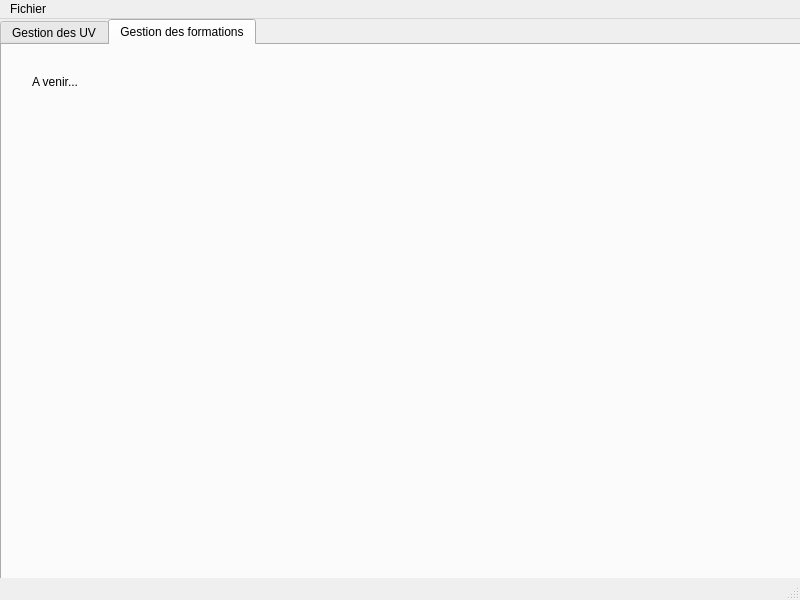
Above: mainwindow.ui from Clement-Fichmann/UTProfiler before the change. Below: the same form after it.
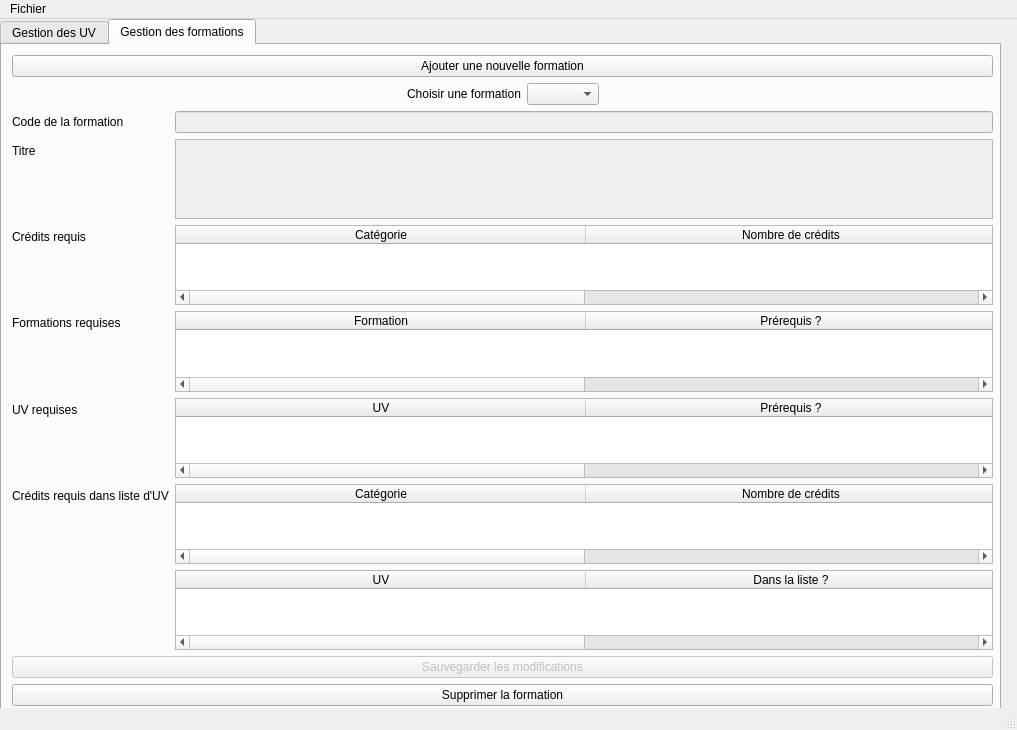
That is the form after the change. The open tabs and pages were chosen to show the change.

Patch:
```diff
--- a/mainwindow.ui
+++ b/mainwindow.ui
@@ -6,8 +6,8 @@
    <rect>
     <x>0</x>
     <y>0</y>
-    <width>800</width>
-    <height>600</height>
+    <width>1017</width>
+    <height>730</height>
    </rect>
   </property>
   <property name="windowTitle">
@@ -19,8 +19,8 @@
      <rect>
       <x>0</x>
       <y>0</y>
-      <width>801</width>
-      <height>581</height>
+      <width>1001</width>
+      <height>691</height>
      </rect>
     </property>
     <property name="currentIndex">
@@ -249,18 +249,293 @@
      <attribute name="title">
       <string>Gestion des formations</string>
      </attribute>
-     <widget class="QLabel" name="lblBientot">
+     <widget class="QWidget" name="verticalLayoutWidget_2">
       <property name="geometry">
        <rect>
-        <x>30</x>
-        <y>30</y>
-        <width>46</width>
-        <height>13</height>
+        <x>10</x>
+        <y>10</y>
+        <width>981</width>
+        <height>651</height>
        </rect>
       </property>
-      <property name="text">
-       <string>A venir...</string>
-      </property>
+      <layout class="QVBoxLayout" name="mainLayout_2">
+       <item>
+        <widget class="QPushButton" name="btnAjouterFormation">
+         <property name="text">
+          <string>Ajouter une nouvelle formation</string>
+         </property>
+        </widget>
+       </item>
+       <item>
+        <layout class="QHBoxLayout" name="horizontalLayout_2">
+         <item>
+          <spacer name="horizontalSpacer_6">
+           <property name="orientation">
+            <enum>Qt::Horizontal</enum>
+           </property>
+           <property name="sizeHint" stdset="0">
+            <size>
+             <width>40</width>
+             <height>20</height>
+            </size>
+           </property>
+          </spacer>
+         </item>
+         <item>
+          <widget class="QLabel" name="lblChoixFormation">
+           <property name="text">
+            <string>Choisir une formation</string>
+           </property>
+          </widget>
+         </item>
+         <item>
+          <widget class="QComboBox" name="listFormation">
+           <property name="currentIndex">
+            <number>-1</number>
+           </property>
+          </widget>
+         </item>
+         <item>
+          <spacer name="horizontalSpacer_7">
+           <property name="orientation">
+            <enum>Qt::Horizontal</enum>
+           </property>
+           <property name="sizeHint" stdset="0">
+            <size>
+             <width>40</width>
+             <height>20</height>
+            </size>
+           </property>
+          </spacer>
+         </item>
+        </layout>
+       </item>
+       <item>
+        <layout class="QFormLayout" name="formLayout_2">
+         <property name="fieldGrowthPolicy">
+          <enum>QFormLayout::AllNonFixedFieldsGrow</enum>
+         </property>
+         <item row="0" column="0">
+          <widget class="QLabel" name="lblCodeFormation">
+           <property name="text">
+            <string>Code de la formation</string>
+           </property>
+          </widget>
+         </item>
+         <item row="0" column="1">
+          <widget class="QLineEdit" name="txtCodeFormation">
+           <property name="enabled">
+            <bool>false</bool>
+           </property>
+          </widget>
+         </item>
+         <item row="1" column="0">
+          <widget class="QLabel" name="lblDescription_Formation">
+           <property name="text">
+            <string>Titre</string>
+           </property>
+          </widget>
+         </item>
+         <item row="2" column="0">
+          <widget class="QLabel" name="lblCreditsFormation">
+           <property name="text">
+            <string>Crédits requis</string>
+           </property>
+          </widget>
+         </item>
+         <item row="2" column="1">
+          <widget class="QTableWidget" name="tableFormationCreditsNeeded">
+           <property name="layoutDirection">
+            <enum>Qt::LeftToRight</enum>
+           </property>
+           <property name="wordWrap">
+            <bool>true</bool>
+           </property>
+           <attribute name="horizontalHeaderDefaultSectionSize">
+            <number>410</number>
+           </attribute>
+           <attribute name="horizontalHeaderMinimumSectionSize">
+            <number>410</number>
+           </attribute>
+           <attribute name="horizontalHeaderStretchLastSection">
+            <bool>true</bool>
+           </attribute>
+           <column>
+            <property name="text">
+             <string>Catégorie</string>
+            </property>
+           </column>
+           <column>
+            <property name="text">
+             <string>Nombre de crédits</string>
+            </property>
+           </column>
+          </widget>
+         </item>
+         <item row="3" column="0">
+          <widget class="QLabel" name="lblCreditsFormation_2">
+           <property name="text">
+            <string>Formations requises</string>
+           </property>
+          </widget>
+         </item>
+         <item row="3" column="1">
+          <widget class="QTableWidget" name="tableFormationFormationsNeeded">
+           <property name="layoutDirection">
+            <enum>Qt::LeftToRight</enum>
+           </property>
+           <property name="wordWrap">
+            <bool>true</bool>
+           </property>
+           <attribute name="horizontalHeaderDefaultSectionSize">
+            <number>410</number>
+           </attribute>
+           <attribute name="horizontalHeaderMinimumSectionSize">
+            <number>410</number>
+           </attribute>
+           <attribute name="horizontalHeaderStretchLastSection">
+            <bool>true</bool>
+           </attribute>
+           <column>
+            <property name="text">
+             <string>Formation</string>
+            </property>
+           </column>
+           <column>
+            <property name="text">
+             <string>Prérequis ?</string>
+            </property>
+           </column>
+          </widget>
+         </item>
+         <item row="4" column="0">
+          <widget class="QLabel" name="lblCreditsFormation_3">
+           <property name="text">
+            <string>UV requises</string>
+           </property>
+          </widget>
+         </item>
+         <item row="4" column="1">
+          <widget class="QTableWidget" name="tableFormationUVNeeded">
+           <property name="layoutDirection">
+            <enum>Qt::LeftToRight</enum>
+           </property>
+           <property name="wordWrap">
+            <bool>true</bool>
+           </property>
+           <attribute name="horizontalHeaderDefaultSectionSize">
+            <number>410</number>
+           </attribute>
+           <attribute name="horizontalHeaderMinimumSectionSize">
+            <number>410</number>
+           </attribute>
+           <attribute name="horizontalHeaderStretchLastSection">
+            <bool>true</bool>
+           </attribute>
+           <column>
+            <property name="text">
+             <string>UV</string>
+            </property>
+           </column>
+           <column>
+            <property name="text">
+             <string>Prérequis ?</string>
+            </property>
+           </column>
+          </widget>
+         </item>
+         <item row="5" column="0">
+          <widget class="QLabel" name="lblCreditsFormation_4">
+           <property name="text">
+            <string>Crédits requis dans liste d'UV</string>
+           </property>
+          </widget>
+         </item>
+         <item row="5" column="1">
+          <widget class="QTableWidget" name="tableFormationCreditsNeededInUVSet_Credits">
+           <property name="layoutDirection">
+            <enum>Qt::LeftToRight</enum>
+           </property>
+           <property name="wordWrap">
+            <bool>true</bool>
+           </property>
+           <attribute name="horizontalHeaderDefaultSectionSize">
+            <number>410</number>
+           </attribute>
+           <attribute name="horizontalHeaderMinimumSectionSize">
+            <number>410</number>
+           </attribute>
+           <attribute name="horizontalHeaderStretchLastSection">
+            <bool>true</bool>
+           </attribute>
+           <column>
+            <property name="text">
+             <string>Catégorie</string>
+            </property>
+           </column>
+           <column>
+            <property name="text">
+             <string>Nombre de crédits</string>
+            </property>
+           </column>
+          </widget>
+         </item>
+         <item row="6" column="1">
+          <widget class="QTableWidget" name="tableFormationCreditsNeededInUVSet_UV">
+           <property name="layoutDirection">
+            <enum>Qt::LeftToRight</enum>
+           </property>
+           <property name="wordWrap">
+            <bool>true</bool>
+           </property>
+           <attribute name="horizontalHeaderDefaultSectionSize">
+            <number>410</number>
+           </attribute>
+           <attribute name="horizontalHeaderMinimumSectionSize">
+            <number>410</number>
+           </attribute>
+           <attribute name="horizontalHeaderStretchLastSection">
+            <bool>true</bool>
+           </attribute>
+           <column>
+            <property name="text">
+             <string>UV</string>
+            </property>
+           </column>
+           <column>
+            <property name="text">
+             <string>Dans la liste ?</string>
+            </property>
+           </column>
+          </widget>
+         </item>
+         <item row="1" column="1">
+          <widget class="QTextEdit" name="txtDescriptionFormation">
+           <property name="enabled">
+            <bool>false</bool>
+           </property>
+          </widget>
+         </item>
+        </layout>
+       </item>
+       <item>
+        <widget class="QPushButton" name="btnSauverFormation">
+         <property name="enabled">
+          <bool>false</bool>
+         </property>
+         <property name="text">
+          <string>Sauvegarder les modifications</string>
+         </property>
+        </widget>
+       </item>
+       <item>
+        <widget class="QPushButton" name="btnDeleteFormation">
+         <property name="text">
+          <string>Supprimer la formation</string>
+         </property>
+        </widget>
+       </item>
+      </layout>
      </widget>
     </widget>
    </widget>
@@ -270,7 +545,7 @@
     <rect>
      <x>0</x>
      <y>0</y>
-     <width>800</width>
+     <width>1017</width>
      <height>21</height>
     </rect>
    </property>
```
Left out of the diff: 11 changed lines with no effect on the pictures.
